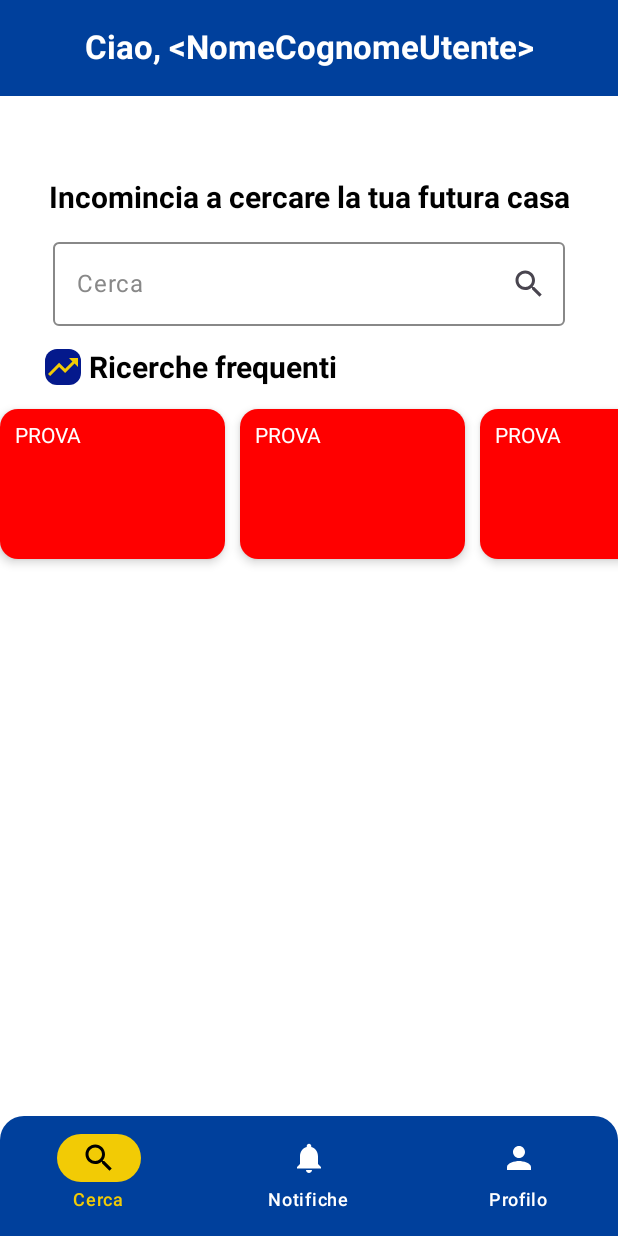
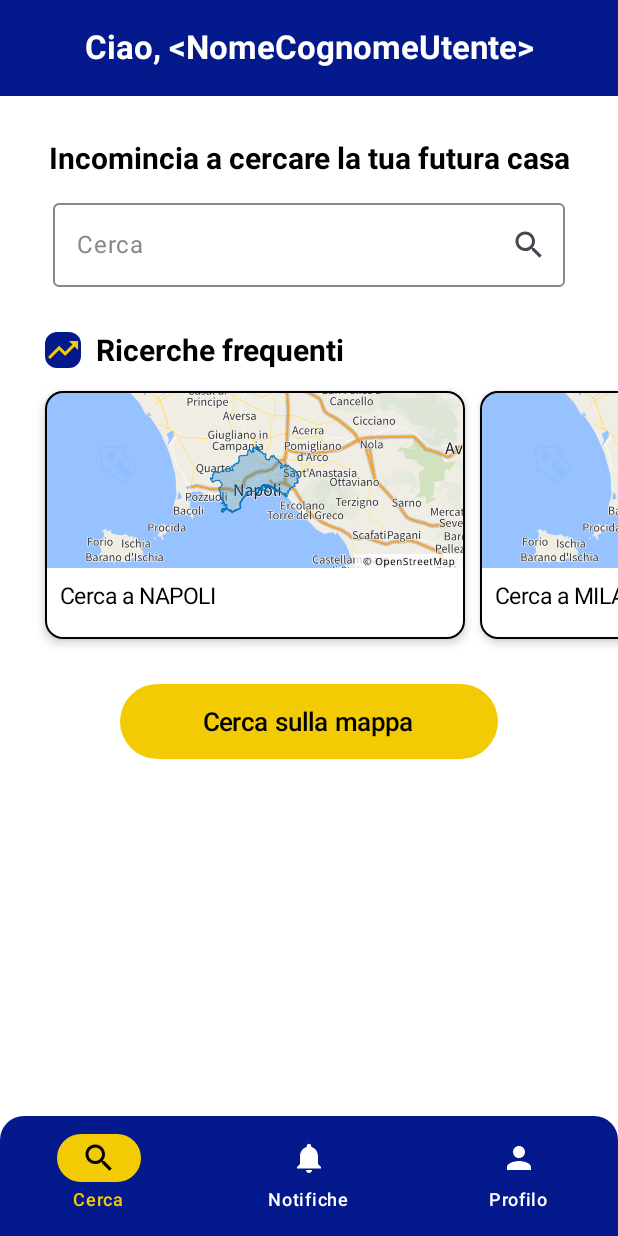
Before and after one commit to gian-o-land/ProgettoIngsw, an Android app built with Jetpack Compose: the screen it shows after launch (MainActivity), after a tap on "Accedi", on a phone screen of 412 x 824 dp. Run offline under Robolectric (Android 15) with nearby library versions, the phone set to English and light mode, and no system bars.

Commit message:
terminata la parte grafica di paginautente

```diff
--- a/app/src/main/java/gui/UtenteScreen.kt
+++ b/app/src/main/java/gui/UtenteScreen.kt
@@ -1,10 +1,11 @@
 package gui
 
 
+import androidx.compose.foundation.BorderStroke
+import androidx.compose.foundation.Image
 import androidx.compose.foundation.background
 import androidx.compose.foundation.horizontalScroll
 import androidx.compose.foundation.layout.Arrangement
-import androidx.compose.foundation.layout.Box
 import androidx.compose.foundation.layout.Column
 import androidx.compose.foundation.layout.Row
 import androidx.compose.foundation.layout.Spacer
@@ -39,6 +40,9 @@ import androidx.compose.material.icons.Icons
 import androidx.compose.material.icons.filled.Search
 import androidx.compose.material.icons.filled.TrendingUp
 import androidx.compose.material3.*
+import androidx.compose.ui.layout.ContentScale
+import androidx.compose.ui.res.painterResource
+import com.example.progettoingsw.R
 
 @OptIn(ExperimentalMaterial3Api::class)
 @Composable
@@ -56,7 +60,7 @@ fun UtenteScreen(emailUtente:String,navController : NavController) {
         containerColor =  Color.White,
         topBar = { CenterAlignedTopAppBar(
             colors = TopAppBarDefaults.centerAlignedTopAppBarColors(
-                containerColor =  Color(0xFF00409C)
+                containerColor =  mioBluScuro
             ),
             title = {
                 Text(text="Ciao, " + emailUtente,
@@ -66,10 +70,20 @@ fun UtenteScreen(emailUtente:String,navController : NavController) {
 
             }
         )
+
+         },
+        bottomBar = {
+            myBottomNavBar()
+        }
+
+    ) { innerPadding ->
+
         Column(
-                modifier = Modifier.fillMaxWidth(),
+            modifier = Modifier
+                .padding(innerPadding)
+
         ) {
-                Spacer(modifier = Modifier.height(120.dp))
+            Spacer(modifier = Modifier.height(30.dp))
             Text(
                 text = "Incomincia a cercare la tua futura casa",
                 fontWeight = FontWeight.Bold,
@@ -85,11 +99,11 @@ fun UtenteScreen(emailUtente:String,navController : NavController) {
                 value = textFieldRicerca,
                 colors = OutlinedTextFieldDefaults.colors(
                     unfocusedContainerColor = Color.White,
-                        focusedBorderColor = Color(0xFF04198C),
+                    focusedBorderColor = mioBluScuro,
                     unfocusedBorderColor = Color.Gray,
                     unfocusedTextColor = Color.Black,
                     focusedTextColor = Color.Black,
-                        focusedLabelColor = Color(0xFF04198C),
+                    focusedLabelColor = mioBluScuro,
                     unfocusedLabelColor = Color.Gray,
                     cursorColor = Color.Black
                 ),
@@ -110,13 +124,12 @@ fun UtenteScreen(emailUtente:String,navController : NavController) {
                 }
             )
 
-                Spacer(modifier = Modifier.height(15.dp))
+            Spacer(modifier = Modifier.height(30.dp))
 
             Row(modifier = Modifier
                 //.fillMaxWidth(),
                 .padding(start = 30.dp), // Padding esterno per allineamento
                 verticalAlignment = Alignment.CenterVertically,
-                    // Distribuisce gli elementi, mettendo il Text a sinistra e l'Icona a destra
                 horizontalArrangement = Arrangement.SpaceBetween){
 
 
@@ -128,7 +141,7 @@ fun UtenteScreen(emailUtente:String,navController : NavController) {
                         .background(color = mioBluScuro, shape = RoundedCornerShape(8.dp))
 
                 )
-                    Spacer(modifier = Modifier.width(5.dp))
+                Spacer(modifier = Modifier.width(10.dp))
 
                 Text(
                     text = "Ricerche frequenti",
@@ -141,89 +154,126 @@ fun UtenteScreen(emailUtente:String,navController : NavController) {
 
 
             }
+            Spacer(modifier = Modifier.height(15.dp))
 
             // ROW SCORRIBILE IN ORIZZONTALE
 
             Row(
-                    // Riempi la larghezza del contenitore e aggiungi un padding verticale esterno
                 modifier = Modifier
                     .fillMaxWidth()
-                        .padding(vertical = 16.dp)
+                    //.padding(start = 30.dp, end = 30.dp)
                     .horizontalScroll(scrollState),
 
                 horizontalArrangement = Arrangement.spacedBy(10.dp),
 
                 ) {
+                Spacer(modifier = Modifier.width(20.dp))
+
                 Card(
+                    onClick = {},
                     modifier = Modifier
-                            // Forza la larghezza per assicurare che sia scorrevole
-                            .width(150.dp)
-                            .height(100.dp),
+                        .width(280.dp)
+                        .height(165.dp),
 
                     shape = RoundedCornerShape(12.dp),
-                        colors = CardDefaults.cardColors(containerColor = Color.Red),
+                    border = BorderStroke(width = 1.dp, color = Color.Black),
+                    colors = CardDefaults.cardColors(containerColor = Color.White),
                     elevation = CardDefaults.cardElevation(defaultElevation = 4.dp)
                 ) {
-                        // Contenuto della Card
-                        Box(
-                            modifier = Modifier.fillMaxSize().padding(10.dp)
+                        Column(modifier = Modifier
+                            .fillMaxWidth(),
+                           // verticalAlignment = Alignment.CenterVertically,
+                           // horizontalArrangement = Arrangement.Absolute.Center
+                        ){
+                            Image(painterResource(
+                                id = R.drawable.anteprima_napoli),
+                                contentDescription = "anteprima napoli",
+                                contentScale = ContentScale.FillWidth,
+                                modifier = Modifier.fillMaxWidth()
+                            )
+
+                            Text(text = "Cerca a NAPOLI", color = Color.Black, fontSize = 15.sp, modifier = Modifier.padding(10.dp) )
+                        }
+                    }
+
+
+                Card(
+                    onClick = {},
+                    modifier = Modifier
+                        .width(280.dp)
+                        .height(165.dp),
+
+                    shape = RoundedCornerShape(12.dp),
+                    border = BorderStroke(width = 1.dp, color = Color.Black),
+                    colors = CardDefaults.cardColors(containerColor = Color.White),
+                    elevation = CardDefaults.cardElevation(defaultElevation = 4.dp)
                 ) {
-                            Text(text = "PROVA", color = Color.White)
+                    Column(modifier = Modifier
+                        .fillMaxWidth(),
+                        // verticalAlignment = Alignment.CenterVertically,
+                        // horizontalArrangement = Arrangement.Absolute.Center
+                    ){
+                        Image(painterResource(
+                            id = R.drawable.anteprima_napoli),
+                            contentDescription = "anteprima milano",
+                            contentScale = ContentScale.FillWidth,
+                            modifier = Modifier.fillMaxWidth()
+                        )
+
+                        Text(text = "Cerca a MILANO", color = Color.Black, fontSize = 15.sp, modifier = Modifier.padding(10.dp) )
                     }
                 }
 
                 Card(
+                    onClick = {},
                     modifier = Modifier
-                            .width(150.dp)
-                            .height(100.dp),
+                        .width(280.dp)
+                        .height(165.dp),
 
                     shape = RoundedCornerShape(12.dp),
-                        colors = CardDefaults.cardColors(containerColor = Color.Red),
+                    border = BorderStroke(width = 1.dp, color = Color.Black),
+                    colors = CardDefaults.cardColors(containerColor = Color.White),
                     elevation = CardDefaults.cardElevation(defaultElevation = 4.dp)
                 ) {
-                        // Contenuto della Card
-                        Box(
-                            modifier = Modifier.fillMaxSize().padding(10.dp)
-                        ) {
-                            Text(text = "PROVA", color = Color.White)
+                    Column(modifier = Modifier
+                        .fillMaxWidth(),
+                        // verticalAlignment = Alignment.CenterVertically,
+                        // horizontalArrangement = Arrangement.Absolute.Center
+                    ){
+                        Image(painterResource(
+                            id = R.drawable.anteprima_napoli),
+                            contentDescription = "anteprima roma",
+                            contentScale = ContentScale.FillWidth,
+                            modifier = Modifier.fillMaxWidth()
+                        )
+
+                        Text(text = "Cerca a ROMA", color = Color.Black, fontSize = 15.sp,modifier = Modifier.padding(10.dp) )
                     }
                 }
+                Spacer(modifier = Modifier.width(20.dp))
 
-                    Card(
-                        modifier = Modifier
-                            // Forza la larghezza per assicurare che sia scorrevole
-                            .width(150.dp)
-                            .height(100.dp),
+                }
+            Spacer(modifier = Modifier.height(30.dp))
 
-                        shape = RoundedCornerShape(12.dp),
-                        colors = CardDefaults.cardColors(containerColor = Color.Red),
-                        elevation = CardDefaults.cardElevation(defaultElevation = 4.dp)
+            Button(
+                onClick = {
+                    //navController.navigate(Screen.MappaScreen.route)//withMailUtente(emailUtente)    QUANDO CI SARA IL DATABASE
+                },
+                colors = ButtonDefaults.buttonColors(
+                    containerColor = mioGialloOcra,
+                    contentColor = mieScritte
+                ),
+                modifier = Modifier.height(50.dp)
+                    .fillMaxWidth()
+                    .padding(horizontal = 80.dp)
             ) {
-                        // Contenuto della Card
-                        Box(
-                            modifier = Modifier.fillMaxSize().padding(10.dp)
-                        ) {
-                            Text(text = "PROVA", color = Color.White)
+                Text("Cerca sulla mappa", fontSize = 17.sp)
             }
             }
 
         }
     }
-         },
-        bottomBar = {
-            myBottomNavBar()
-        }
 
-    ) { innerPadding ->
-
-        Column(
-            modifier = Modifier
-
-                .padding(innerPadding)
-                .fillMaxSize()
-        ) {}
-    }
-}
 /*
 @Preview
 @Composable
--- a/app/src/main/java/gui/template/myBottomNavBar.kt
+++ b/app/src/main/java/gui/template/myBottomNavBar.kt
@@ -20,6 +20,9 @@ import androidx.compose.ui.graphics.Color
 import androidx.compose.ui.graphics.vector.ImageVector
 import androidx.compose.foundation.shape.RoundedCornerShape
 import androidx.compose.ui.unit.dp
+import gui.mioBluScuro
+import gui.mioGialloOcra
+
 @Composable
 fun myBottomNavBar() {
 
@@ -35,7 +38,7 @@ fun myBottomNavBar() {
 
     var selectedItemIndex by remember { mutableIntStateOf(0) }
 
-            NavigationBar(containerColor=Color(0xFF00409C),
+            NavigationBar(containerColor= mioBluScuro,
                 modifier =
                     Modifier.clip(
                         shape= RoundedCornerShape(
@@ -53,9 +56,9 @@ fun myBottomNavBar() {
 
                             selectedIconColor = Color.Black,
 
-                            selectedTextColor = Color(0xFFF2CB05),
+                            selectedTextColor = mioGialloOcra,
 
-                            indicatorColor = Color(0xFFF2CB05),//.copy(alpha = 0.1f),
+                            indicatorColor = mioGialloOcra,//.copy(alpha = 0.1f),
 
                             unselectedIconColor = Color.White,
                             unselectedTextColor = Color.White
```
Also changed, not shown: app/src/main/res/drawable/anteprima_milano.png (added), app/src/main/res/drawable/anteprima_napoli.png (added), app/src/main/res/drawable/anteprima_roma.png (added). Lines whose indentation alone changed are shown as unchanged.
